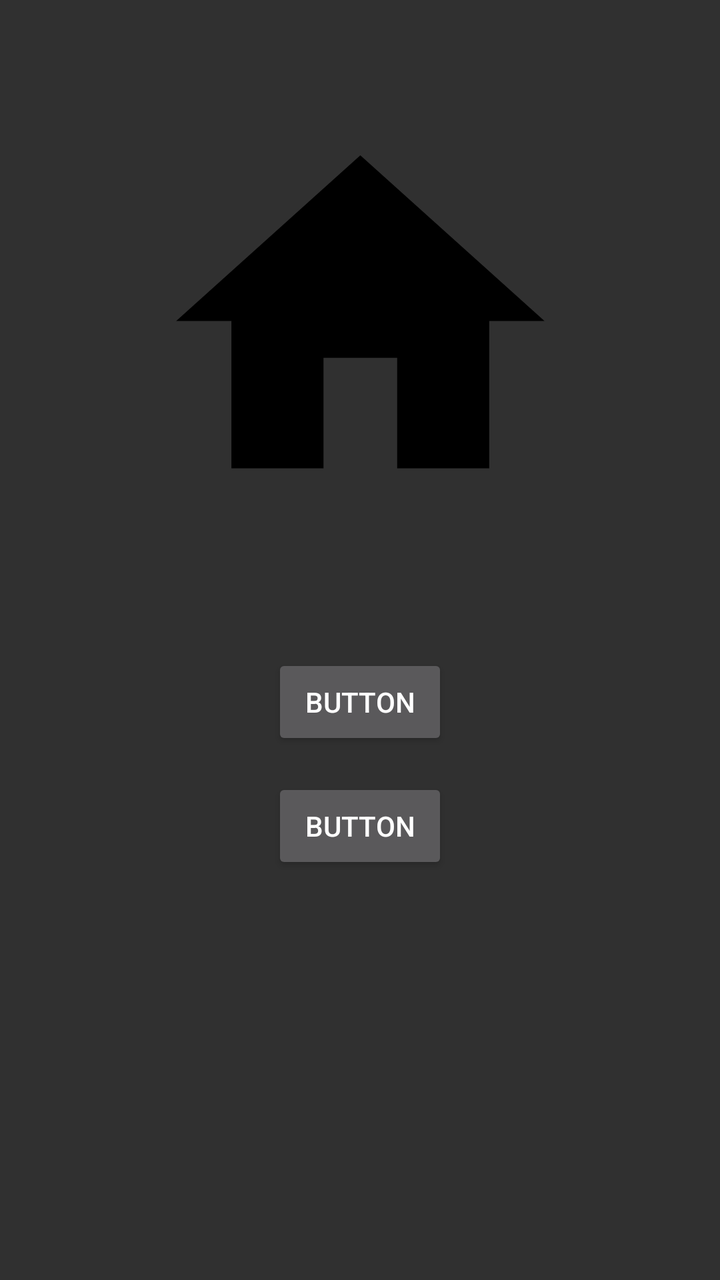
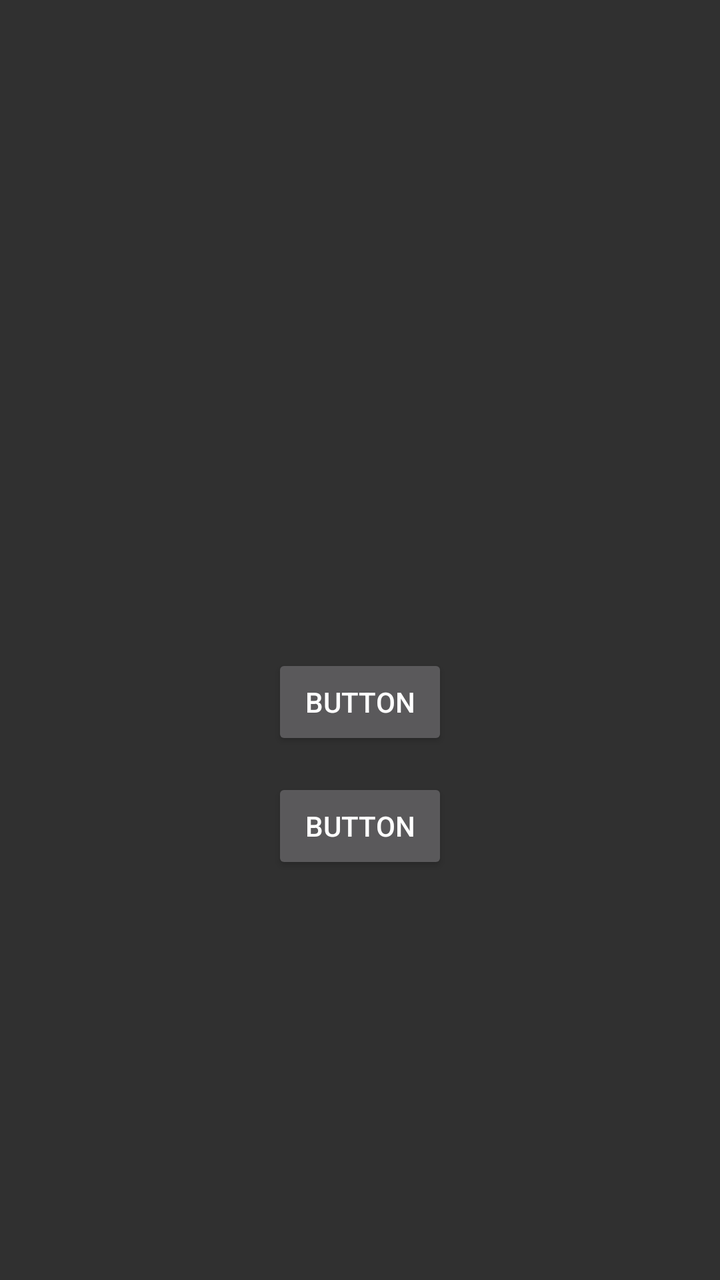

An Android layout rendered at two revisions. The XML below is the earlier revision; the diff shows what the commit changed to produce the second picture.
<!-- AndroidManifest.xml: application theme Theme.AppCompat.NoActionBar -->
<!-- res/layout/activity_new_home.xml -->
<?xml version="1.0" encoding="utf-8"?>
<RelativeLayout xmlns:android="http://schemas.android.com/apk/res/android"
    xmlns:app="http://schemas.android.com/apk/res-auto"
    xmlns:tools="http://schemas.android.com/tools"
    android:layout_width="match_parent"
    android:layout_height="match_parent"
    tools:context=".NewHome">

    <Button
        android:id="@+id/btnchoose"
        android:layout_width="wrap_content"
        android:layout_height="wrap_content"
        android:layout_alignParentTop="true"
        android:layout_centerHorizontal="true"
        android:layout_marginTop="327dp"
        android:text="Button" />

    <Button
        android:id="@+id/btnupload"
        android:layout_width="wrap_content"
        android:layout_height="wrap_content"
        android:layout_alignParentBottom="true"
        android:layout_centerHorizontal="true"
        android:layout_marginBottom="203dp"
        android:text="Button" />

    <ImageView
        android:id="@+id/imgview"
        android:layout_width="288dp"
        android:layout_height="221dp"
        android:layout_alignParentTop="true"
        android:layout_centerHorizontal="true"
        android:layout_marginTop="50dp"
        app:srcCompat="@drawable/ic_home_black_24dp" />

</RelativeLayout>
<!-- resources referenced by this layout -->
<resources>
  <!-- drawable ic_home_black_24dp (drawable) -->
  <vector xmlns:android="http://schemas.android.com/apk/res/android"
      android:width="24dp"
      android:height="24dp"
      android:viewportWidth="24.0"
      android:viewportHeight="24.0">
      <path
          android:fillColor="#FF000000"
          android:pathData="M10,20v-6h4v6h5v-8h3L12,3 2,12h3v8z" />
  </vector>
</resources>

<!-- the commit's change to res/layout/activity_new_home.xml (unified diff, before → after) -->
@@ -30,7 +30,6 @@
         android:layout_height="221dp"
         android:layout_alignParentTop="true"
         android:layout_centerHorizontal="true"
-        android:layout_marginTop="50dp"
-        app:srcCompat="@drawable/ic_home_black_24dp" />
+        android:layout_marginTop="50dp" />
 
 </RelativeLayout>
<!-- resource entries referenced after the edit -->
@@ -1,14 +1,5 @@
 <!-- resources referenced by this layout -->
 <resources>
-  <!-- drawable ic_home_black_24dp (drawable) -->
-  <vector xmlns:android="http://schemas.android.com/apk/res/android"
-      android:width="24dp"
-      android:height="24dp"
-      android:viewportWidth="24.0"
-      android:viewportHeight="24.0">
-      <path
-          android:fillColor="#FF000000"
-          android:pathData="M10,20v-6h4v6h5v-8h3L12,3 2,12h3v8z" />
-  </vector>
+
 </resources>
 
